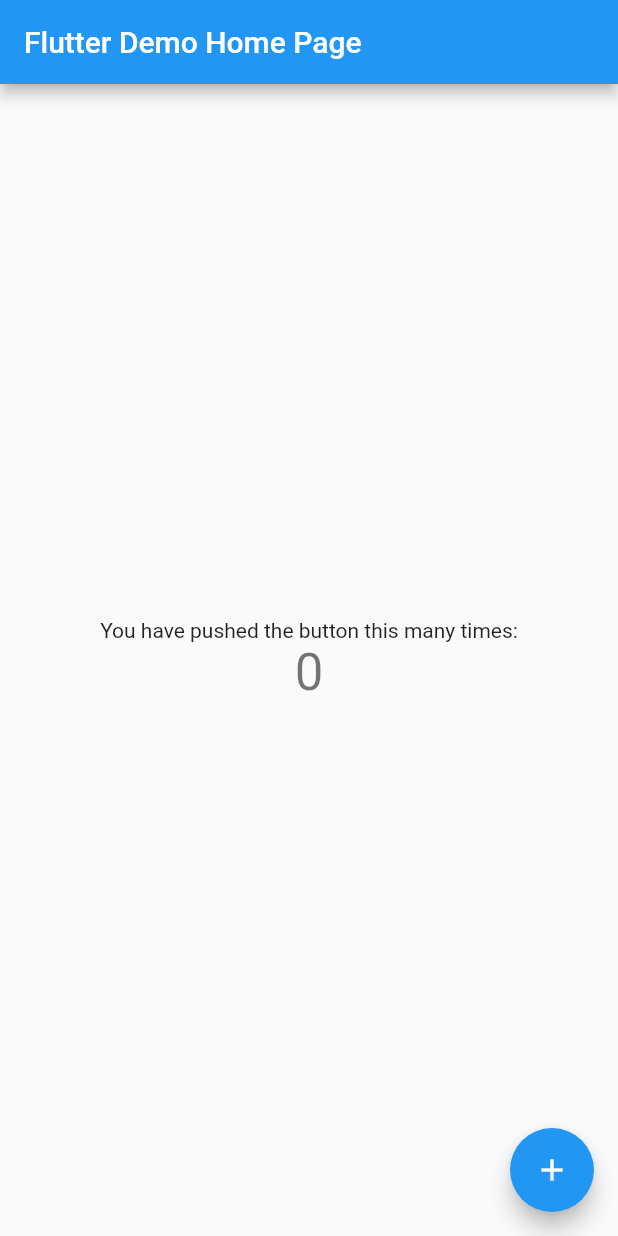
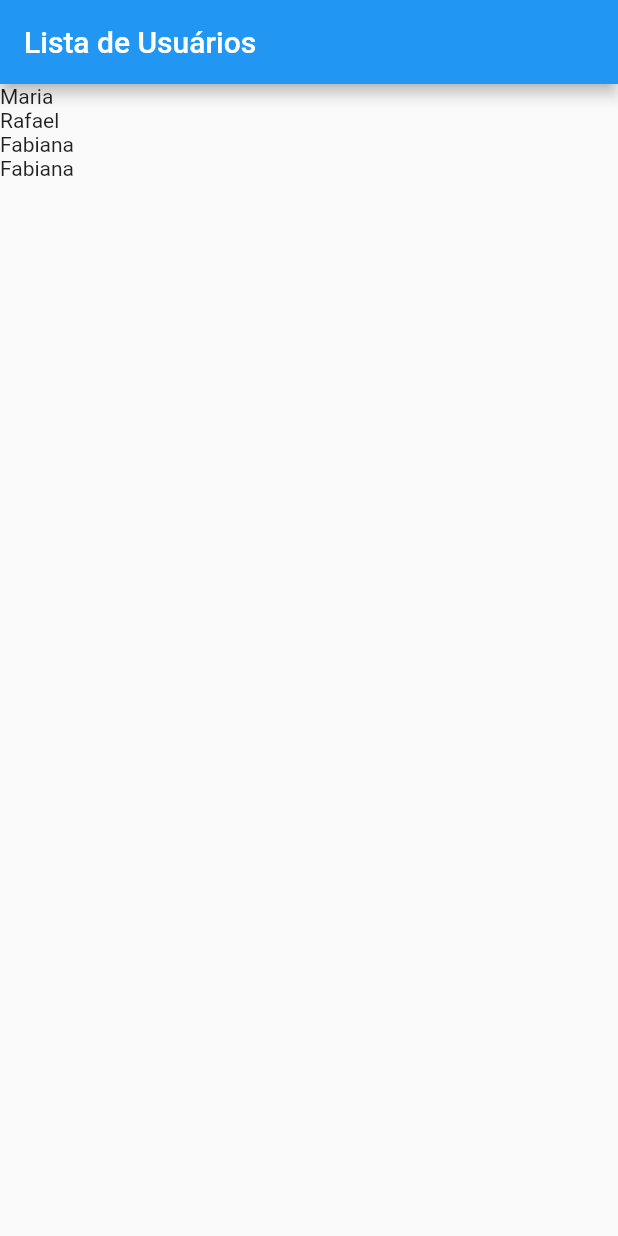
Before and after one commit to biazs/flutter_crud, a Flutter app: the screen it shows after launch, on a phone screen of 412 x 824 dp. Run offline on Flutter 3.47's test engine with Material 2 defaults, Android fonts, the phone set to English and light mode, and no system bars.

Commit message:
Exibe lista de usuários

```diff
--- a/lib/main.dart
+++ b/lib/main.dart
@@ -1,4 +1,5 @@
 import 'package:flutter/material.dart';
+import 'package:flutter_crud/views/user_list.dart';
 
 void main() {
   runApp(MyApp());
@@ -26,11 +27,12 @@ class MyApp extends StatelessWidget {
         // closer together (more dense) than on mobile platforms.
         visualDensity: VisualDensity.adaptivePlatformDensity,
       ),
-      home: MyHomePage(title: 'Flutter Demo Home Page'),
+      home: UserList(),
     );
   }
 }
 
+/*
 class MyHomePage extends StatefulWidget {
   MyHomePage({Key key, this.title}) : super(key: key);
 
@@ -115,3 +117,4 @@ class _MyHomePageState extends State<MyHomePage> {
     );
   }
 }
+*/
--- /dev/null
+++ b/lib/views/user_list.dart
@@ -0,0 +1,18 @@
+import 'package:flutter/material.dart';
+import 'package:flutter_crud/data/dummy_users.dart';
+
+class UserList extends StatelessWidget{
+  @override
+  Widget build(BuildContext context){
+    const users = {...DUMMY_USERS};
+    return Scaffold(
+      appBar: AppBar(
+        title: Text('Lista de Usuários'),
+      ),
+      body: ListView.builder(
+        itemCount: users.length,
+        itemBuilder: (ctx, i) => Text(users.values.elementAt(i).name),
+        ),
+    );
+  }
+}
```
